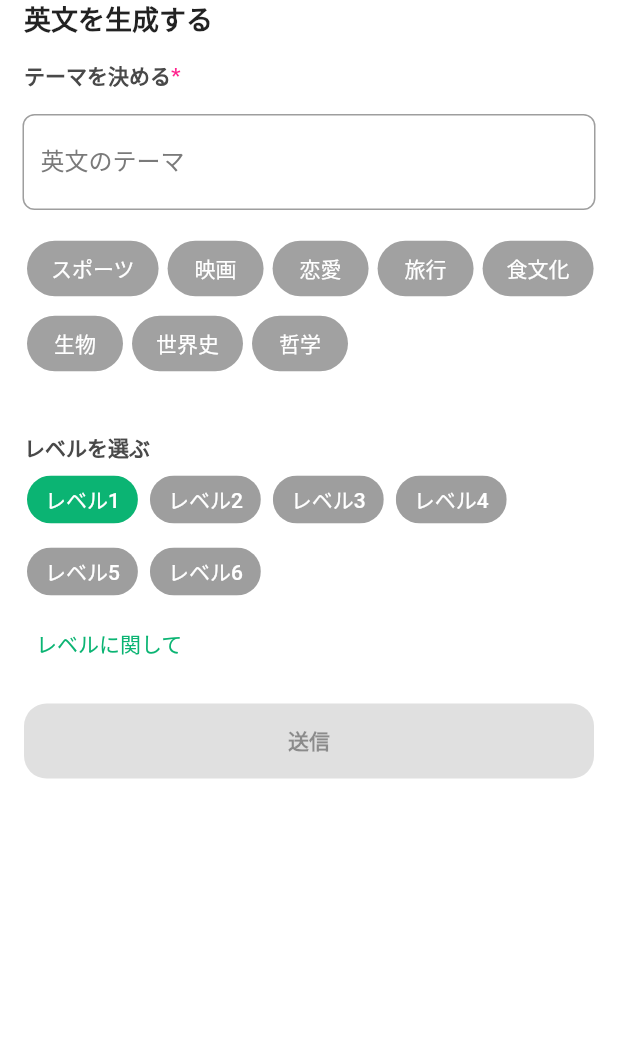
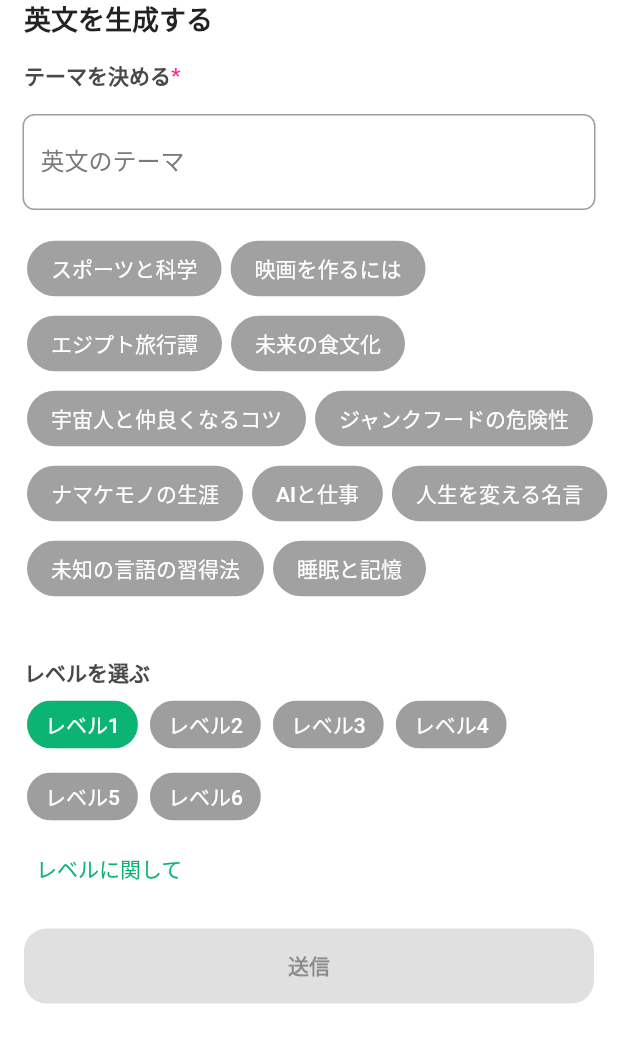
Before and after one commit to somorioka/English_ChatGPT_App, a Flutter app: the screen it shows after launch, on a phone screen of 412 x 824 dp. Shown: the top 1043 px of the screen. Run offline on Flutter 3.47's test engine with Material 2 defaults, Android fonts, the phone set to English and light mode, and no system bars; our stand-ins replace flutter_dotenv, just_audio.

Commit message:
テーマを修正

```diff
--- a/lib/input.dart
+++ b/lib/input.dart
@@ -156,14 +156,17 @@ Future<void> _launchURL() async {
                 spacing: 6.0, // 水平方向のスペース
                 runSpacing: 2.0, // 垂直方向のスペース
                 children: <String>[
-                  'スポーツ',
-                  '映画',
-                  '恋愛',
-                  '旅行',
-                  '食文化',
-                  '生物',
-                  '世界史',
-                  '哲学'
+                  'スポーツと科学',
+                  '映画を作るには',
+                  'エジプト旅行譚',
+                  '未来の食文化',
+                  '宇宙人と仲良くなるコツ',
+                  'ジャンクフードの危険性',
+                  'ナマケモノの生涯',
+                  'AIと仕事',
+                  '人生を変える名言',
+                  '未知の言語の習得法',
+                  '睡眠と記憶',
                 ]
                     .map((String theme) => ElevatedButton(
                           onPressed: () {
```
